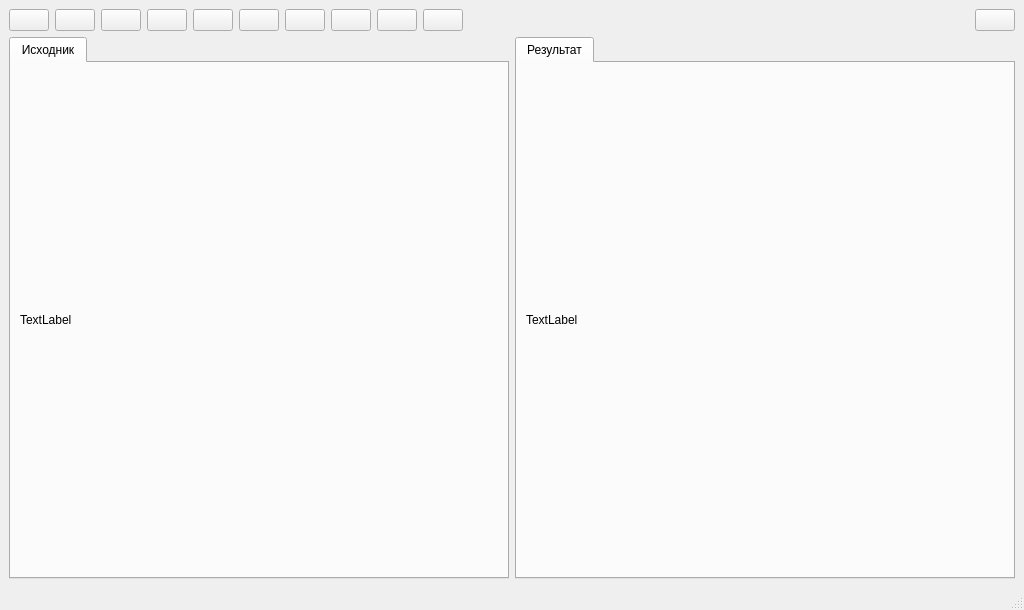
The window that cropper_ui.ui (grigvlwork/blank_reader) describes before a commit, drawn with Qt 5.
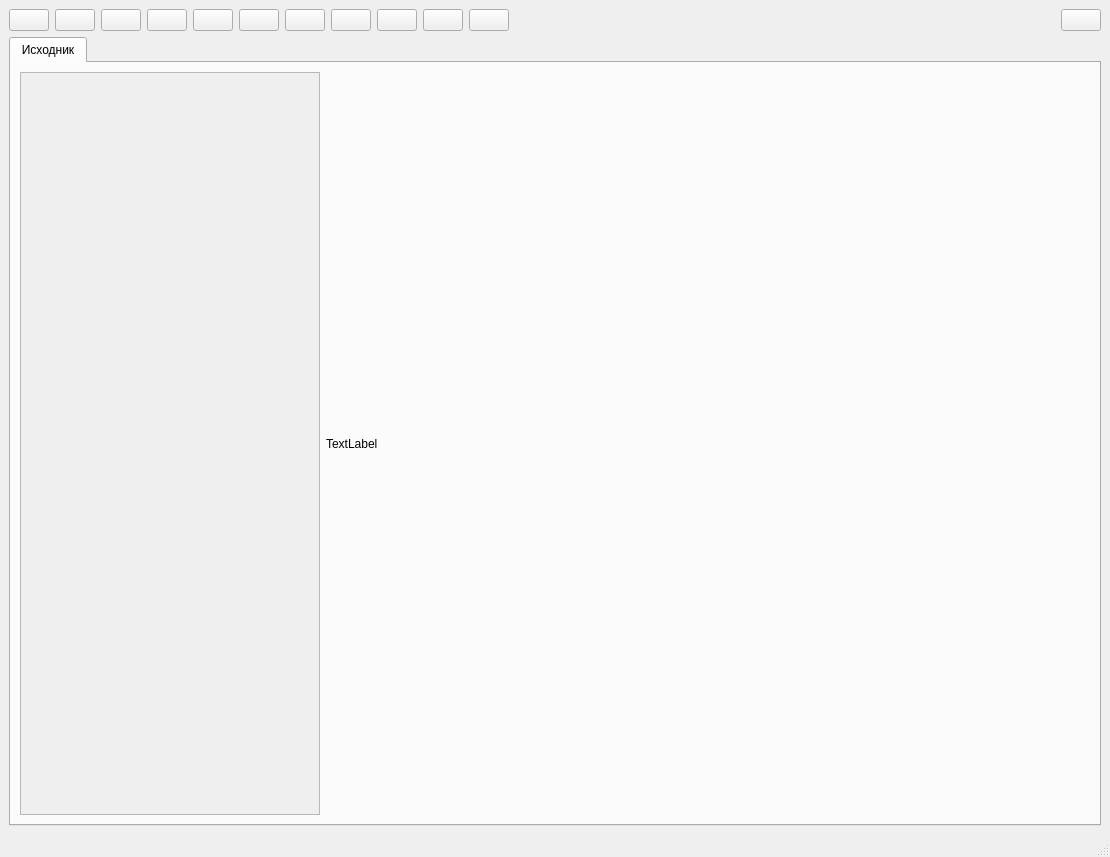
The same window after the commit. Icons and pictures are not drawn.

Commit message: добавил кнопку, начал делать обработку файлов

```diff
--- a/cropper_ui.ui
+++ b/cropper_ui.ui
@@ -6,8 +6,8 @@
    <rect>
     <x>0</x>
     <y>0</y>
-    <width>1024</width>
-    <height>610</height>
+    <width>1110</width>
+    <height>857</height>
    </rect>
   </property>
   <property name="windowTitle">
@@ -247,6 +247,29 @@
         </property>
        </widget>
       </item>
+      <item>
+       <widget class="QPushButton" name="execute_btn">
+        <property name="sizePolicy">
+         <sizepolicy hsizetype="Fixed" vsizetype="Fixed">
+          <horstretch>0</horstretch>
+          <verstretch>0</verstretch>
+         </sizepolicy>
+        </property>
+        <property name="text">
+         <string/>
+        </property>
+        <property name="icon">
+         <iconset resource="icons.qrc">
+          <normaloff>:/images/images/check.svg</normaloff>:/images/images/check.svg</iconset>
+        </property>
+        <property name="iconSize">
+         <size>
+          <width>32</width>
+          <height>32</height>
+         </size>
+        </property>
+       </widget>
+      </item>
       <item>
        <spacer name="horizontalSpacer">
         <property name="orientation">
@@ -298,28 +321,36 @@
          </attribute>
          <layout class="QHBoxLayout" name="horizontalLayout_3">
           <item>
-           <widget class="QLabel" name="source_lb">
-            <property name="text">
-             <string>TextLabel</string>
+           <widget class="QScrollArea" name="thumbnails_sa">
+            <property name="sizePolicy">
+             <sizepolicy hsizetype="Fixed" vsizetype="Expanding">
+              <horstretch>0</horstretch>
+              <verstretch>0</verstretch>
+             </sizepolicy>
             </property>
+            <property name="minimumSize">
+             <size>
+              <width>300</width>
+              <height>0</height>
+             </size>
+            </property>
+            <property name="widgetResizable">
+             <bool>true</bool>
+            </property>
+            <widget class="QWidget" name="scrollAreaWidgetContents">
+             <property name="geometry">
+              <rect>
+               <x>0</x>
+               <y>0</y>
+               <width>298</width>
+               <height>723</height>
+              </rect>
+             </property>
+            </widget>
            </widget>
           </item>
-         </layout>
-        </widget>
-       </widget>
-      </item>
-      <item>
-       <widget class="QTabWidget" name="result_tw">
-        <property name="currentIndex">
-         <number>0</number>
-        </property>
-        <widget class="QWidget" name="tab_3">
-         <attribute name="title">
-          <string>Результат</string>
-         </attribute>
-         <layout class="QHBoxLayout" name="horizontalLayout_4">
           <item>
-           <widget class="QLabel" name="result_lb">
+           <widget class="QLabel" name="source_lb">
             <property name="text">
              <string>TextLabel</string>
             </property>
```
The commit also changes 6 other files.
